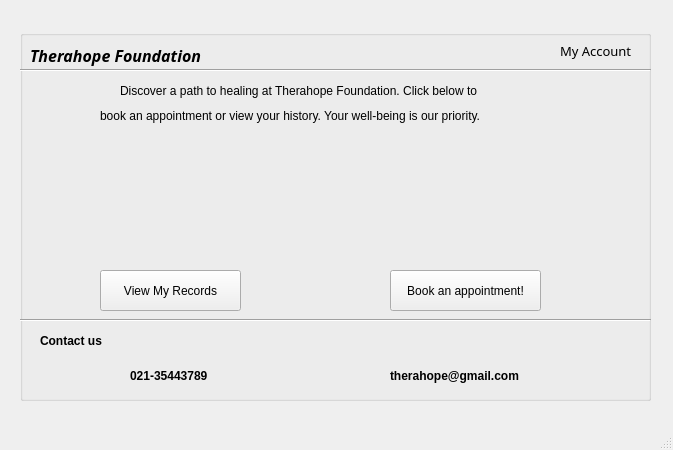
The window that patienthomeFINAL2.0.ui (fakehafaisal/db_project) describes before a commit, drawn with Qt 5.
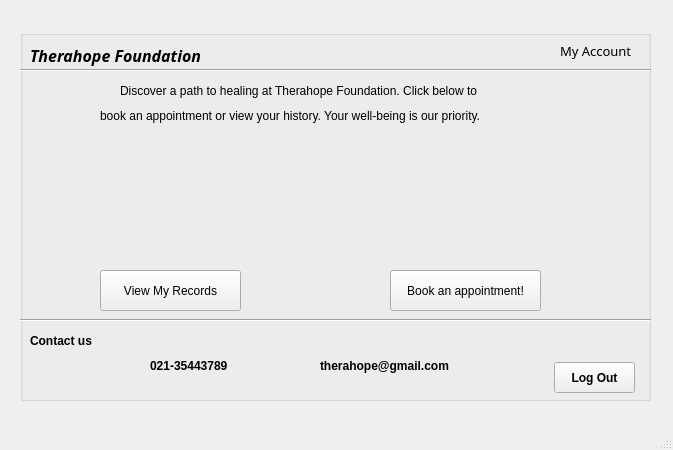
The same window after the commit. Icons and pictures are not drawn.

What changed in the file:
```diff
--- a/patienthomeFINAL2.0.ui
+++ b/patienthomeFINAL2.0.ui
@@ -109,7 +109,7 @@
     <widget class="QLabel" name="label_6">
      <property name="geometry">
       <rect>
-       <x>20</x>
+       <x>10</x>
        <y>300</y>
        <width>71</width>
        <height>21</height>
@@ -209,10 +209,10 @@
     <widget class="QLabel" name="label_13">
      <property name="geometry">
       <rect>
-       <x>110</x>
-       <y>335</y>
+       <x>130</x>
+       <y>320</y>
        <width>121</width>
-       <height>21</height>
+       <height>31</height>
       </rect>
      </property>
      <property name="font">
@@ -225,35 +225,13 @@
       <string>021-35443789</string>
      </property>
     </widget>
-    <widget class="QLabel" name="label_14">
-     <property name="geometry">
-      <rect>
-       <x>180</x>
-       <y>310</y>
-       <width>21</width>
-       <height>31</height>
-      </rect>
-     </property>
-     <property name="styleSheet">
-      <string notr="true">background-image: url(:/newPrefix/Downloads/EMAIL.png);</string>
-     </property>
-     <property name="text">
-      <string/>
-     </property>
-     <property name="pixmap">
-      <pixmap>:/newPrefix/Downloads/EMAIL.png</pixmap>
-     </property>
-     <property name="scaledContents">
-      <bool>true</bool>
-     </property>
-    </widget>
     <widget class="QLabel" name="label_15">
      <property name="geometry">
       <rect>
-       <x>370</x>
-       <y>336</y>
+       <x>300</x>
+       <y>320</y>
        <width>171</width>
-       <height>20</height>
+       <height>31</height>
       </rect>
      </property>
      <property name="font">
@@ -331,8 +309,8 @@
     <widget class="QLabel" name="label_4">
      <property name="geometry">
       <rect>
-       <x>40</x>
-       <y>330</y>
+       <x>90</x>
+       <y>320</y>
        <width>31</width>
        <height>31</height>
       </rect>
@@ -353,8 +331,8 @@
     <widget class="QLabel" name="label_5">
      <property name="geometry">
       <rect>
-       <x>300</x>
-       <y>330</y>
+       <x>240</x>
+       <y>320</y>
        <width>51</width>
        <height>31</height>
       </rect>
@@ -372,6 +350,25 @@
       <bool>true</bool>
      </property>
     </widget>
+    <widget class="QPushButton" name="logout_patient">
+     <property name="geometry">
+      <rect>
+       <x>534</x>
+       <y>332</y>
+       <width>81</width>
+       <height>31</height>
+      </rect>
+     </property>
+     <property name="font">
+      <font>
+       <weight>75</weight>
+       <bold>true</bold>
+      </font>
+     </property>
+     <property name="text">
+      <string>Log Out</string>
+     </property>
+    </widget>
    </widget>
   </widget>
   <widget class="QMenuBar" name="menubar">
```
